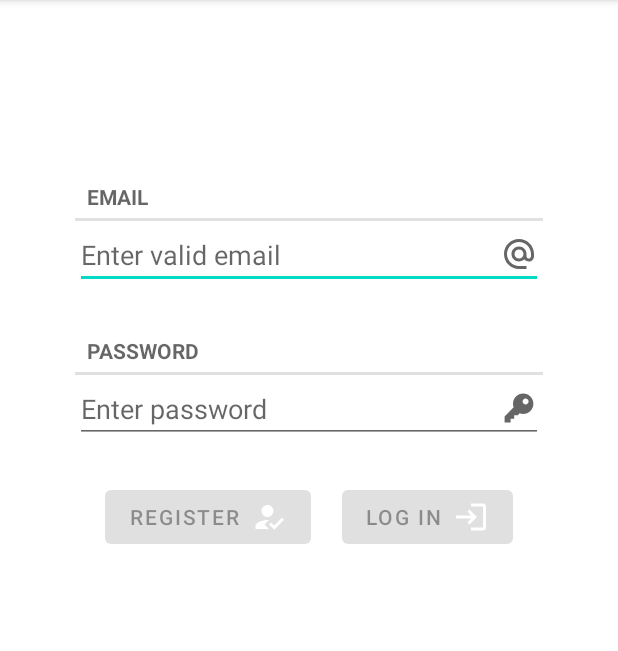
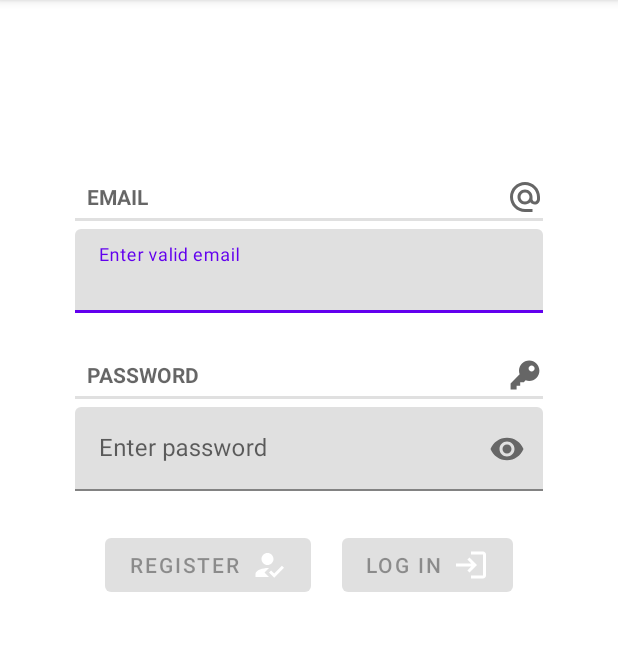
Before and after one commit to beleavemebe/android-lab-entry-task, an Android app: the fragment LoginFragment shown on its own in the app's theme, on a phone screen of 412 x 824 dp, the part 84-735 px from its top. Run offline under Robolectric (Android 15) with nearby library versions, the phone set to English and light mode, and no system bars.

Commit message:
Change fragment views to Material components

```diff
--- a/app/src/main/res/layout/fragment_login.xml
+++ b/app/src/main/res/layout/fragment_login.xml
@@ -11,36 +11,51 @@
     <TextView
         android:layout_marginTop="65dp"
         style="?android:listSeparatorTextViewStyle"
+        app:drawableEndCompat="@drawable/ic_email_24"
         android:layout_width="match_parent"
         android:layout_height="wrap_content"
         android:text="@string/email" />
 
-    <EditText
-        android:id="@+id/email_et"
-        android:drawableEnd="@drawable/ic_email_24"
+
+    <com.google.android.material.textfield.TextInputLayout
+        style="@style/Widget.MaterialComponents.TextInputLayout.FilledBox"
+        android:layout_marginTop="5dp"
         android:layout_width="match_parent"
         android:layout_height="wrap_content"
-        android:hint="@string/email_et_hint"
-        android:autofillHints="true"
-        android:inputType="textEmailAddress">
+        android:hint="@string/email_et_hint">
 
-    </EditText>
+        <com.google.android.material.textfield.TextInputEditText
+            android:id="@+id/email_et"
+            android:layout_width="match_parent"
+            android:layout_height="wrap_content"
+            android:imeOptions="actionNext"
+            android:inputType="textEmailAddress"/>
+    </com.google.android.material.textfield.TextInputLayout>
+
+
     <TextView
         android:layout_marginTop="25dp"
         style="?android:listSeparatorTextViewStyle"
+        app:drawableEndCompat="@drawable/ic_key"
         android:layout_width="match_parent"
         android:layout_height="wrap_content"
         android:text="@string/password" />
 
-    <EditText
-        android:id="@+id/password_et"
-        android:drawableEnd="@drawable/ic_key"
+    <com.google.android.material.textfield.TextInputLayout
+        style="@style/Widget.MaterialComponents.TextInputLayout.FilledBox"
+        android:layout_marginTop="5dp"
         android:layout_width="match_parent"
         android:layout_height="wrap_content"
         android:hint="@string/password_et_hint"
-        android:autofillHints="true"
-        android:inputType="textPassword">
-    </EditText>
+        app:passwordToggleEnabled="true">
+
+        <com.google.android.material.textfield.TextInputEditText
+            android:id="@+id/password_et"
+            android:layout_width="match_parent"
+            android:layout_height="wrap_content"
+            android:imeOptions="actionNext"
+            android:inputType="textPassword" />
+    </com.google.android.material.textfield.TextInputLayout>
 
     <androidx.constraintlayout.widget.ConstraintLayout
         android:layout_width="match_parent"
```
